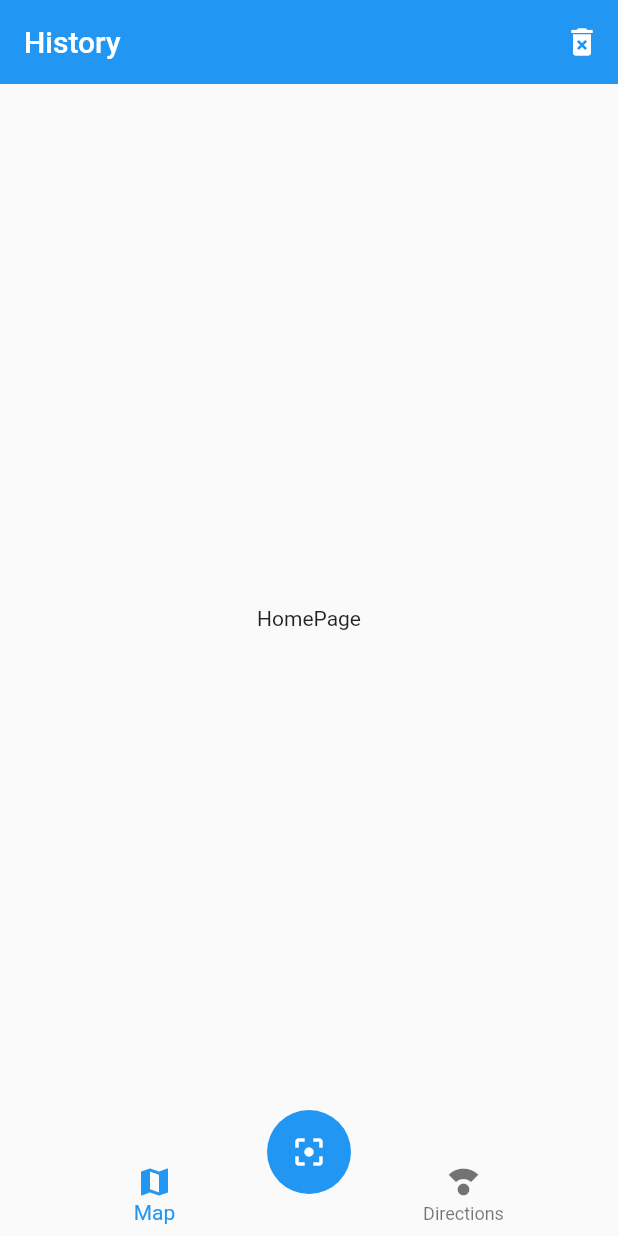
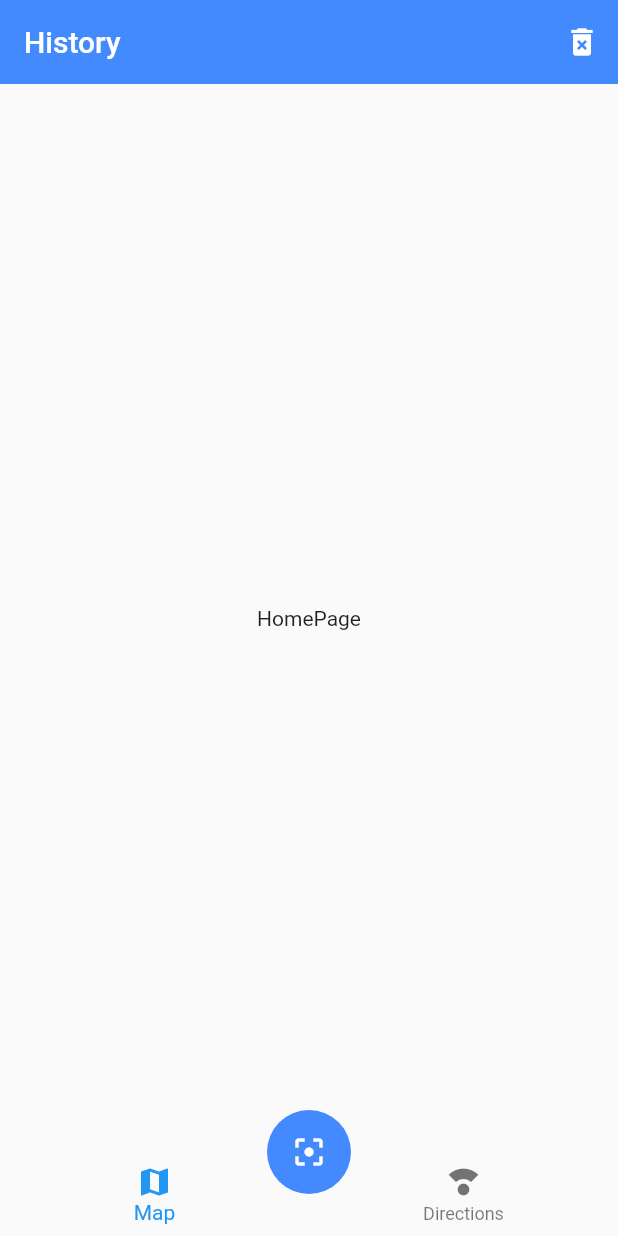
Before and after one commit to jela3105/flutter-qr, a Flutter app: the screen it shows after launch, on a phone screen of 412 x 824 dp. Run offline on Flutter 3.47's test engine with Material 2 defaults, Android fonts, the phone set to English and light mode, and no system bars.

Commit message:
Change app theme

```diff
--- a/lib/main.dart
+++ b/lib/main.dart
@@ -16,6 +16,12 @@ class MyApp extends StatelessWidget {
         'home': (_) => HomePage(),
         'map': (_) => MapPage(),
       },
+      theme: ThemeData(
+        primaryColor: Colors.blueAccent,
+        floatingActionButtonTheme: FloatingActionButtonThemeData(
+          backgroundColor: Colors.blueAccent,
+        ),
+      ),
     );
   }
 }
```
